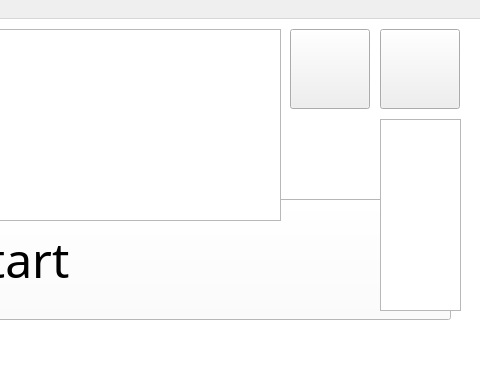
Old version of the form mainwindow.ui in the repository xpatxj/cpp-game; both pictures show x 450 to 930 and y 0 to 375 of the 930 by 600 pixel window.
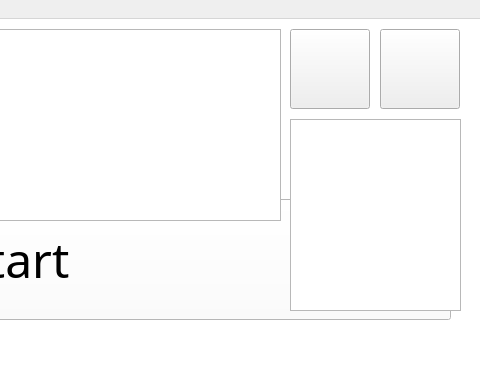
New version of the form. Icons and pictures are not drawn.

```diff
--- a/mainwindow.ui
+++ b/mainwindow.ui
@@ -224,9 +224,9 @@
    <widget class="QListWidget" name="ekw_list">
     <property name="geometry">
      <rect>
-      <x>830</x>
+      <x>740</x>
       <y>100</y>
-      <width>81</width>
+      <width>171</width>
       <height>192</height>
      </rect>
     </property>
```
Left out of the diff: 2 changed lines with no effect on the pictures.
